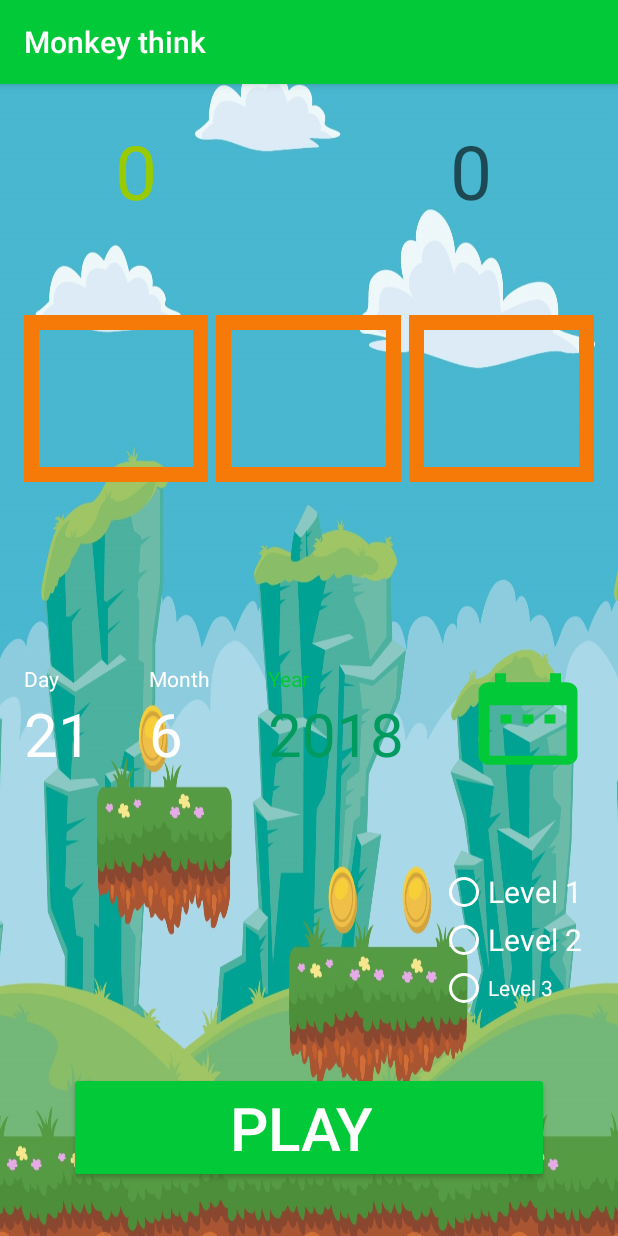
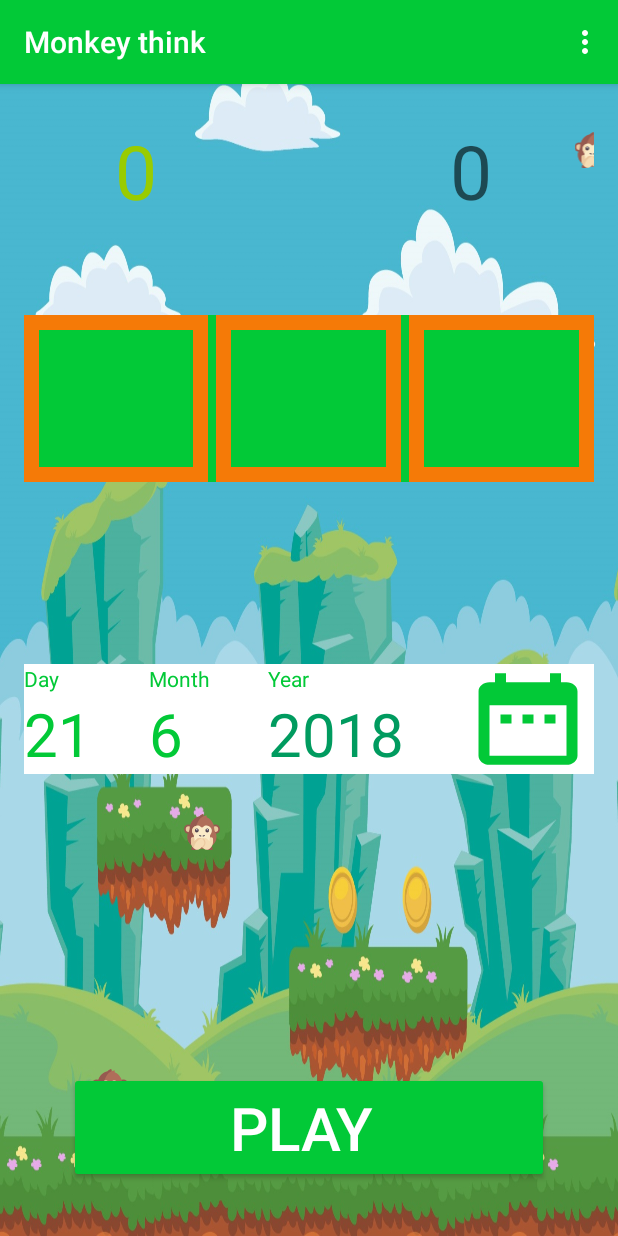
Before and after one commit to MohammedFouad/Randomdate, an Android app: the screen it shows after launch (MainActivity), after a tap on "PLAY", on a phone screen of 412 x 824 dp. Run offline under Robolectric (Android 15) with nearby library versions, the phone set to English and light mode, and no system bars; our stand-ins replace AdMob, Firebase (no records; nobody signed in at launch, a user with empty details on screens opened directly); libraries missing offline, so code that uses them is left out: com.daimajia.androidanimations.

Commit message:
Menu added and Radio group canceled

```diff
--- a/app/src/main/java/com/app/smart/randomdate/MainActivity.java
+++ b/app/src/main/java/com/app/smart/randomdate/MainActivity.java
@@ -2,6 +2,7 @@
 
 import android.app.DatePickerDialog;
 import android.app.Dialog;
+import android.content.Intent;
 import android.nfc.Tag;
 import android.os.CountDownTimer;
 import android.support.v7.app.AppCompatActivity;
@@ -9,6 +10,8 @@
 import android.text.TextUtils;
 import android.util.Log;
 import android.view.LayoutInflater;
+import android.view.Menu;
+import android.view.MenuItem;
 import android.view.View;
 import android.view.ViewGroup;
 import android.view.animation.AlphaAnimation;
@@ -61,8 +64,7 @@
 
     int point = 0;
 
-    RadioGroup radioGroup;
-    RadioButton firstLevel, secondLevel, thirdLevel;
+    int selectedLevel;
 
     Toast toast;
 
@@ -74,6 +76,7 @@
         setContentView(R.layout.activity_main);
 
 
+        // custom Toast
         LayoutInflater inflater = getLayoutInflater();
         View view = inflater.inflate(R.layout.custom_toast,
                 (ViewGroup) findViewById(R.id.relativeLayout1));
@@ -84,12 +87,6 @@
         toast.setView(view);
         toast.setDuration(Toast.LENGTH_SHORT);
 
-        radioGroup = findViewById(R.id.radioGroup);
-
-
-        firstLevel = findViewById(R.id.firstLevel);
-        secondLevel = findViewById(R.id.secondLevel);
-        thirdLevel = findViewById(R.id.thirdLevel);
 
         pointsEarned = findViewById(R.id.pointsTextView);
 
@@ -133,7 +130,7 @@
             public void onClick(View v) {
 
                 // GET THE SELECTED RADIO BUTTON
-                int selectedRadioButton = radioGroup.getCheckedRadioButtonId();
+
 
 
                 if (trialCount == null) {
@@ -144,9 +141,9 @@
                     return;
                 }
                 // user selected entry date from date picker
-               getEntryDate();
+                getEntryDate();
 
-                if (selectedRadioButton==firstLevel.getId()) {
+                if (selectedLevel == 1) {
 
                     // change day only for the first level
                     randomDay = random.nextInt(2) + 10;
@@ -164,14 +161,14 @@
                         point++;
                         pointsEarned.setText(String.valueOf(point));
                         writeToDatabase(point);
-                       // mDatabase.child("points").child("point").setValue(point);
+                        // mDatabase.child("points").child("point").setValue(point);
                     }
 
                     displayRandomDate();
                     trialCountNumber++;
 
                 }
-                if (selectedRadioButton==secondLevel.getId()) {
+                if (selectedLevel == 2) {
 
                     randomDay = random.nextInt(30) + 1;
                     randomMonth = random.nextInt(11) + 1;
@@ -187,7 +184,7 @@
                     displayRandomDate();
                     trialCountNumber++;
                 }
-                if (selectedRadioButton==thirdLevel.getId()) {
+                if (selectedLevel == 3) {
 
                     randomDay = random.nextInt(30) + 1;
                     randomMonth = random.nextInt(11) + 1;
@@ -313,8 +310,58 @@
 
     // write to database
 
-    private void writeToDatabase(int point){
+    private void writeToDatabase(int point) {
 
         mDatabase.child("points").child("points count").setValue(String.valueOf(point));
     }
+
+    @Override
+    public boolean onCreateOptionsMenu(Menu menu) {
+        getMenuInflater().inflate(R.menu.main_menu, menu);
+        return true;
+    }
+
+    @Override
+    public boolean onOptionsItemSelected(MenuItem item) {
+        int i = item.getItemId();
+
+        switch (i) {
+
+            case R.id.level_one:
+
+                selectedLevel = 1;
+
+                break;
+
+            case R.id.level_two:
+
+                selectedLevel = 2;
+
+                break;
+
+            case R.id.level_three:
+                selectedLevel = 3;
+
+                break;
+
+            default:
+                selectedLevel = 1;
+
+               break;
+
+        }
+
+        return true;
+    }
 }
+
+/*
+* if (i == R.id.level_one) {
+
+            return true;
+        }
+        else {
+            return super.onOptionsItemSelected(item);
+        }
+*
+* */
--- /dev/null
+++ b/app/src/main/res/drawable/ic_monkey_1.xml
@@ -0,0 +1,25 @@
+<vector android:height="24dp" android:viewportHeight="512"
+    android:viewportWidth="512" android:width="24dp" xmlns:android="http://schemas.android.com/apk/res/android">
+    <path android:fillColor="#965A50" android:pathData="M66.06,214.71m-66.06,0a66.06,66.06 0,1 1,132.12 0a66.06,66.06 0,1 1,-132.12 0"/>
+    <path android:fillColor="#EBC9A0" android:pathData="M66.06,214.71m-41.29,0a41.29,41.29 0,1 1,82.58 0a41.29,41.29 0,1 1,-82.58 0"/>
+    <path android:fillColor="#965A50" android:pathData="M445.94,214.71m-66.06,0a66.06,66.06 0,1 1,132.12 0a66.06,66.06 0,1 1,-132.12 0"/>
+    <path android:fillColor="#EBC9A0" android:pathData="M445.94,214.71m-41.29,0a41.29,41.29 0,1 1,82.58 0a41.29,41.29 0,1 1,-82.58 0"/>
+    <path android:fillColor="#AF6E5A" android:pathData="M442.589,253.792c-8.366,-14.435 -13.169,-30.655 -13.169,-47.34v-0.001c0,-72.373 -44.364,-134.33 -107.355,-160.318V16.516l-41.29,16.516L272.516,0c-21.781,7.261 -40.361,22.498 -54.356,37.298c-77.556,17.283 -135.579,86.39 -135.579,169.154c0,16.685 -4.803,32.904 -13.169,47.34c-12.72,21.948 -19.863,46.482 -19.863,72.402c0,93.496 92.431,169.29 206.452,169.29s206.452,-75.794 206.452,-169.29C462.452,300.274 455.308,275.739 442.589,253.792z"/>
+    <path android:fillColor="#965A50" android:pathData="M140.387,355.785c0,-30.24 7.143,-58.864 19.863,-84.469c8.367,-16.841 13.169,-35.764 13.169,-55.23c0,-84.035 43.969,-155.956 106.493,-186.502L272.516,0c-21.781,7.261 -40.361,22.498 -54.357,37.298c-77.555,17.283 -135.578,86.39 -135.578,169.154c0,16.685 -4.802,32.904 -13.169,47.34c-12.72,21.948 -19.863,46.482 -19.863,72.402c0,75.465 60.232,139.37 143.415,161.223C160.282,452.477 140.387,406.361 140.387,355.785z"/>
+    <path android:fillColor="#FAEBC8" android:pathData="M256,462.452c68.412,0 123.871,-44.367 123.871,-99.097c0,-11.354 -2.414,-22.245 -6.835,-32.386c-6.41,-14.707 -4.228,-31.587 6.07,-43.889c13.134,-15.691 19.908,-36.877 16.333,-59.635c-4.91,-31.259 -30.182,-56.486 -61.448,-61.353c-23.892,-3.719 -46.037,3.968 -61.903,18.439c-4.51,4.113 -10.3,6.17 -16.087,6.17c-5.79,0 -11.581,-2.056 -16.091,-6.17c-15.866,-14.471 -38.011,-22.158 -61.903,-18.439c-31.266,4.866 -56.537,30.094 -61.448,61.353c-3.575,22.757 3.199,43.943 16.333,59.635c10.298,12.303 12.48,29.182 6.07,43.889c-4.42,10.142 -6.835,21.033 -6.835,32.386C132.129,418.084 187.588,462.452 256,462.452z"/>
+    <path android:fillColor="#F5DCB4" android:pathData="M132.129,363.355c0,18.522 6.468,35.795 17.524,50.625c-5.938,-18.411 -9.266,-37.916 -9.266,-58.195c0,-30.24 7.143,-58.864 19.863,-84.469c8.367,-16.841 13.169,-35.764 13.169,-55.23c0,-17.307 1.96,-34.056 5.468,-50.08c-0.295,0.042 -0.583,0.04 -0.879,0.086c-31.266,4.866 -56.536,30.094 -61.448,61.352c-3.575,22.758 3.2,43.944 16.333,59.635c10.298,12.302 12.481,29.181 6.071,43.889C134.543,341.11 132.129,352.001 132.129,363.355z"/>
+    <path android:fillColor="#5D5360" android:pathData="M239.476,322.065c-1.242,0 -2.5,-0.278 -3.685,-0.871l-16.516,-8.258c-4.081,-2.04 -5.734,-7 -3.694,-11.081c2.048,-4.081 7,-5.734 11.081,-3.694l16.516,8.258c4.081,2.04 5.734,7 3.694,11.081C245.419,320.395 242.508,322.065 239.476,322.065z"/>
+    <path android:fillColor="#5D5360" android:pathData="M272.524,322.065c-3.032,0 -5.944,-1.669 -7.395,-4.565c-2.04,-4.081 -0.387,-9.04 3.694,-11.081l16.516,-8.258c4.073,-2.04 9.032,-0.387 11.081,3.694c2.04,4.081 0.387,9.04 -3.694,11.081l-16.516,8.258C275.024,321.787 273.766,322.065 272.524,322.065z"/>
+    <path android:fillColor="#4B3F4E" android:pathData="M181.677,264.258L181.677,264.258c-13.682,0 -24.774,-11.092 -24.774,-24.774v-8.258c0,-13.682 11.092,-24.774 24.774,-24.774l0,0c13.682,0 24.774,11.092 24.774,24.774v8.258C206.452,253.167 195.36,264.258 181.677,264.258z"/>
+    <path android:fillColor="#5D5360" android:pathData="M181.677,206.452v28.903c0,6.841 5.546,12.387 12.387,12.387s12.387,-5.546 12.387,-12.387v-4.129C206.452,217.544 195.36,206.452 181.677,206.452z"/>
+    <path android:fillColor="#FFFFFF" android:pathData="M181.68,222.97m-8.258,0a8.258,8.258 0,1 1,16.516 0a8.258,8.258 0,1 1,-16.516 0"/>
+    <path android:fillColor="#4B3F4E" android:pathData="M330.323,264.258L330.323,264.258c-13.682,0 -24.774,-11.092 -24.774,-24.774v-8.258c0,-13.682 11.092,-24.774 24.774,-24.774l0,0c13.682,0 24.774,11.092 24.774,24.774v8.258C355.097,253.167 344.005,264.258 330.323,264.258z"/>
+    <path android:fillColor="#5D5360" android:pathData="M330.323,206.452v28.903c0,6.841 5.546,12.387 12.387,12.387s12.387,-5.546 12.387,-12.387v-4.129C355.097,217.544 344.005,206.452 330.323,206.452z"/>
+    <path android:fillColor="#FFFFFF" android:pathData="M330.32,222.97m-8.258,0a8.258,8.258 0,1 1,16.516 0a8.258,8.258 0,1 1,-16.516 0"/>
+    <path android:fillColor="#965A50" android:pathData="M121.333,445.936c-5.483,13.387 -11.242,28.017 -17.096,43.721c-4.021,10.787 3.962,22.339 15.474,22.34L179.727,512c6.256,0 11.976,-3.534 14.773,-9.13l3.693,-7.386L121.333,445.936z"/>
+    <path android:fillColor="#965A50" android:pathData="M390.667,445.936c5.483,13.387 11.242,28.017 17.096,43.721c4.021,10.787 -3.962,22.339 -15.474,22.34L332.273,512c-6.256,0 -11.975,-3.534 -14.773,-9.13l-3.693,-7.386L390.667,445.936z"/>
+    <path android:fillColor="#F5DCB4" android:pathData="M383.484,330.797c-11.768,2.265 -19.865,13.257 -19.865,25.24v33.019l-26.536,-26.536c-23.229,-23.229 -60.346,-27.609 -86.874,-8.234c-33.435,24.419 -36.092,72.126 -7.971,100.247l37.025,37.025c24.599,24.599 64.853,24.599 89.452,0l10.586,-10.586c21.682,-21.682 33.862,-51.088 33.862,-81.751v-44.127C413.169,339.81 399.315,327.75 383.484,330.797z"/>
+    <path android:fillColor="#EBC9A0" android:pathData="M274.617,343.468c-8.701,1.779 -17.118,5.304 -24.668,10.819c-33.434,24.419 -36.092,72.126 -7.971,100.246l25.571,25.571l13.892,-13.892c17.034,-17.034 25.73,-40.667 23.858,-64.838C303.536,378.61 292.364,357.776 274.617,343.468z"/>
+    <path android:fillColor="#F5DCB4" android:pathData="M128.516,330.797c11.768,2.265 19.865,13.257 19.865,25.24v33.019l26.536,-26.536c23.229,-23.229 60.346,-27.609 86.874,-8.234c33.435,24.419 36.092,72.126 7.971,100.247l-37.025,37.025c-24.599,24.599 -64.853,24.599 -89.452,0L132.7,480.972c-21.682,-21.682 -33.862,-51.088 -33.862,-81.751v-44.127C98.831,339.81 112.685,327.75 128.516,330.797z"/>
+    <path android:fillColor="#EBC9A0" android:pathData="M258.291,351.98c-26.216,-16.599 -61.143,-11.691 -83.375,10.54l-26.535,26.536v-33.019c0,-11.984 -8.098,-22.975 -19.865,-25.24c-15.832,-3.047 -29.684,9.013 -29.678,24.297v44.127c0,30.662 12.18,60.069 33.863,81.751l10.585,10.586C134.197,457.947 181.317,353.303 258.291,351.98z"/>
+</vector>
--- a/app/src/main/res/layout/activity_main.xml
+++ b/app/src/main/res/layout/activity_main.xml
@@ -13,6 +13,7 @@
         android:layout_width="match_parent"
         android:layout_height="wrap_content"
         android:orientation="horizontal"
+        android:background="@color/colorPrimary"
         app:layout_constraintBottom_toBottomOf="parent"
         app:layout_constraintHorizontal_bias="0.01"
         app:layout_constraintLeft_toLeftOf="parent"
@@ -30,7 +31,9 @@
             android:textSize="60sp"
             android:fontFamily="casual"
             android:textStyle="italic"
+
             android:layout_marginRight="5dp"
+            android:layout_marginEnd="5dp"
             app:layout_constraintBottom_toBottomOf="parent"
             app:layout_constraintLeft_toLeftOf="parent"
             app:layout_constraintRight_toRightOf="parent"
@@ -43,6 +46,7 @@
             android:layout_height="wrap_content"
             android:layout_weight="1"
             android:layout_marginRight="5dp"
+            android:layout_marginEnd="5dp"
             android:fontFamily="casual"
             android:textStyle="italic"
             android:background="@drawable/borderblue"
@@ -76,6 +80,7 @@
         android:layout_width="match_parent"
         android:layout_height="wrap_content"
         android:orientation="horizontal"
+        android:background="@color/white"
         app:layout_constraintBottom_toBottomOf="parent"
         app:layout_constraintLeft_toLeftOf="parent"
         app:layout_constraintRight_toRightOf="parent"
@@ -93,13 +98,13 @@
                 android:layout_width="wrap_content"
                 android:layout_height="wrap_content"
                 android:text="@string/day"
-                android:textColor="@color/white" />
+                android:textColor="@color/colorPrimary" />
 
             <TextView
                 android:id="@+id/entered_day_text_view"
                 android:layout_width="wrap_content"
                 android:layout_height="wrap_content"
-                android:textColor="@color/white"
+                android:textColor="@color/colorPrimary"
                 android:textSize="40sp"
                 app:layout_constraintBottom_toBottomOf="parent"
                 app:layout_constraintLeft_toLeftOf="parent"
@@ -120,13 +125,13 @@
                 android:layout_width="wrap_content"
                 android:layout_height="wrap_content"
                 android:text="@string/month"
-                android:textColor="@color/white" />
+                android:textColor="@color/colorPrimary" />
 
             <TextView
                 android:id="@+id/entered_month_text_view"
                 android:layout_width="wrap_content"
                 android:layout_height="wrap_content"
-                android:textColor="@color/white"
+                android:textColor="@color/colorPrimary"
                 android:textSize="40sp"
                 app:layout_constraintBottom_toBottomOf="parent"
                 app:layout_constraintLeft_toLeftOf="parent"
@@ -180,10 +185,11 @@
         android:layout_marginBottom="8dp"
         android:layout_marginLeft="284dp"
         android:layout_marginRight="60dp"
+        android:layout_marginEnd="60dp"
         android:layout_marginStart="284dp"
         android:layout_marginTop="8dp"
         android:hint="@string/lucky"
-        android:textColor="@color/colorPrimary"
+        android:textColor="@color/red"
         android:textSize="50sp"
         app:layout_constraintBottom_toBottomOf="parent"
         app:layout_constraintRight_toRightOf="parent"
@@ -236,51 +242,7 @@
         app:layout_constraintVertical_bias="0.951" />
 
 
-    <RadioGroup
-        android:id="@+id/radioGroup"
-        android:layout_width="wrap_content"
-        android:layout_height="wrap_content"
-        android:layout_marginBottom="8dp"
-        android:layout_marginEnd="8dp"
-        android:layout_marginStart="8dp"
-        android:layout_marginTop="8dp"
-        android:orientation="vertical"
-        app:layout_constraintBottom_toBottomOf="parent"
-        app:layout_constraintEnd_toEndOf="parent"
-        app:layout_constraintHorizontal_bias="1.0"
-        app:layout_constraintStart_toStartOf="parent"
-        app:layout_constraintTop_toTopOf="parent"
-        app:layout_constraintVertical_bias="0.799">
 
-        <RadioButton
-            android:id="@+id/firstLevel"
-            android:layout_width="wrap_content"
-            android:layout_height="wrap_content"
-            android:text="@string/levelOne"
-            android:textSize="20sp"
-            android:textColor="@color/white"
-            android:buttonTint="@color/white"/>
-
-        <RadioButton
-            android:id="@+id/secondLevel"
-            android:layout_width="wrap_content"
-            android:layout_height="wrap_content"
-            android:text="@string/levelTwo"
-            android:textSize="20sp"
-            android:textColor="@color/white"
-            android:buttonTint="@color/white"/>
-
-
-        <RadioButton
-            android:id="@+id/thirdLevel"
-            android:layout_width="wrap_content"
-            android:layout_height="wrap_content"
-            android:text="@string/levelThree"
-            android:buttonTint="@color/white"
-            android:textColor="@color/white" />
-
-
-    </RadioGroup>
 
     <TextView
         android:id="@+id/pointsTextView"
@@ -302,5 +264,51 @@
         app:layout_constraintTop_toTopOf="parent"
         app:layout_constraintVertical_bias="0.0" />
 
+    <ImageView
+        android:layout_width="wrap_content"
+        android:layout_height="wrap_content"
+        android:layout_marginBottom="8dp"
+        android:layout_marginEnd="8dp"
+        android:layout_marginRight="8dp"
+        android:layout_marginTop="20dp"
+        android:src="@drawable/ic_monkey_1"
+        app:layout_constraintBottom_toBottomOf="@+id/generate_random_number"
+        app:layout_constraintEnd_toEndOf="parent"
+        app:layout_constraintHorizontal_bias="0.13"
+        app:layout_constraintStart_toStartOf="parent"
+        app:layout_constraintTop_toBottomOf="@+id/imageView"
+        app:layout_constraintVertical_bias="0.742" />
+
+    <ImageView
+        android:layout_width="118dp"
+        android:layout_height="wrap_content"
+        android:layout_marginLeft="8dp"
+        android:layout_marginStart="8dp"
+        android:layout_marginTop="16dp"
+        android:src="@drawable/ic_monkey_1"
+        app:layout_constraintStart_toEndOf="@+id/trialCount"
+        app:layout_constraintTop_toTopOf="parent" />
+
+    <ImageView
+        android:id="@+id/imageView"
+        android:layout_width="wrap_content"
+        android:layout_height="wrap_content"
+        android:layout_marginBottom="8dp"
+        android:layout_marginEnd="8dp"
+        android:layout_marginLeft="8dp"
+        android:layout_marginRight="8dp"
+        android:layout_marginStart="8dp"
+        android:layout_marginTop="20dp"
+        android:src="@drawable/ic_monkey_1"
+        app:layout_constraintBottom_toBottomOf="parent"
+        app:layout_constraintEnd_toEndOf="parent"
+        app:layout_constraintHorizontal_bias="0.29"
+        app:layout_constraintStart_toStartOf="parent"
+        app:layout_constraintTop_toBottomOf="@+id/linearLayout"
+        app:layout_constraintVertical_bias="0.027" />
+
+
+
+
 
 </android.support.constraint.ConstraintLayout>
--- a/app/src/main/res/layout/custom_toast.xml
+++ b/app/src/main/res/layout/custom_toast.xml
@@ -4,22 +4,21 @@
     android:layout_width="match_parent"
     android:layout_height="match_parent"
     android:id="@+id/relativeLayout1"
-    android:background="@color/colorPrimary">
+    android:background="@android:color/transparent">
 
     <TextView
         android:textAppearance="?android:attr/textAppearanceLarge"
         android:id="@+id/textView1"
         android:layout_height="wrap_content"
         android:layout_width="fill_parent"
-        android:text="lucky"
         android:textSize="70sp"
         android:gravity="center"
-        android:textColor="@android:color/black">
+        android:textColor="@android:color/holo_red_light">
     </TextView>
     <ImageView
         android:layout_height="wrap_content"
         android:layout_width="match_parent"
-        android:src="@drawable/smile"
+        android:src="@drawable/monkey_image"
         android:layout_margin="5dip"
         android:id="@+id/imageView1">
     </ImageView>
--- /dev/null
+++ b/app/src/main/res/menu/main_menu.xml
@@ -0,0 +1,24 @@
+<?xml version="1.0" encoding="utf-8"?>
+<menu xmlns:android="http://schemas.android.com/apk/res/android"
+    xmlns:app="http://schemas.android.com/apk/res-auto"
+    xmlns:tools="http://schemas.android.com/tools"
+    tools:context=".MainActivity">
+
+    <item
+        android:id="@+id/level_one"
+        android:title="@string/levelOne"
+        android:visible="true"
+        app:showAsAction="never" />
+
+    <item
+        android:id="@+id/level_two"
+        android:title="@string/levelTwo"
+        android:visible="true"
+        app:showAsAction="never" />
+
+    <item
+        android:id="@+id/level_three"
+        android:title="@string/levelThree"
+        android:visible="true"
+        app:showAsAction="never" />
+</menu>
```
Also changed, not shown: app/src/main/res/drawable/monkey_image.png (added).
